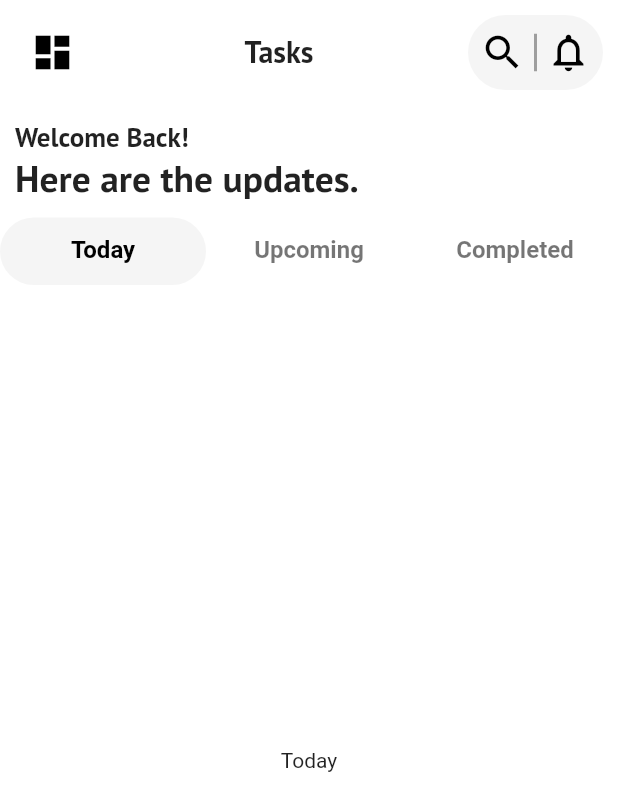
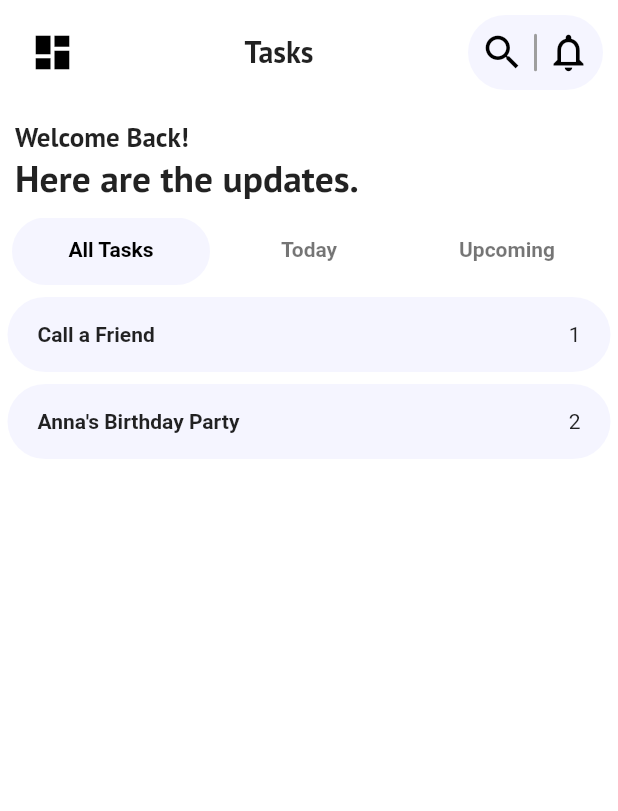
Before and after one commit to gh-devcx420/Tasks, a Flutter app: the screen it shows after launch, on a phone screen of 412 x 824 dp. Shown: the top 811 px of the screen. Run offline on Flutter 3.47's test engine with Material 2 defaults, Android fonts, the phone set to English and light mode, and no system bars; our stand-ins replace google_fonts.

Commit message:
Tasks v1.01

```diff
--- a/lib/main.dart
+++ b/lib/main.dart
@@ -1,6 +1,5 @@
 import 'package:flutter/material.dart';
 import 'package:tasks/screens/todo_home.dart';
-
 
 void main() {
   runApp(
--- a/lib/screens/todo_home.dart
+++ b/lib/screens/todo_home.dart
@@ -1,6 +1,6 @@
 import 'package:flutter/material.dart';
 import 'package:tasks/utils/classes.dart';
-
+import 'package:tasks/utils/constants.dart';
 
 class TodoHome extends StatefulWidget {
   const TodoHome({Key? key}) : super(key: key);
@@ -14,7 +14,7 @@ class _TodoHomeState extends State<TodoHome> {
   Widget build(BuildContext context) {
     return SafeArea(
       child: DefaultTabController(
-        length: 3,
+        length: 4,
         child: Scaffold(
           backgroundColor: Colors.white,
           body: Column(
@@ -25,70 +25,43 @@ class _TodoHomeState extends State<TodoHome> {
                 height: 45,
                 decoration: BoxDecoration(
                   borderRadius: BorderRadius.circular(25),
-                  //color: Colors.grey[100],
                 ),
+                child: Padding(
+                  padding: const EdgeInsets.symmetric(horizontal: 8),
                   child: TabBar(
+                    physics: const BouncingScrollPhysics(),
+                    isScrollable: true,
                     indicator: BoxDecoration(
                       borderRadius: BorderRadius.circular(25),
-                    color: Colors.grey[100],
+                      color: kPrimaryColour,
                     ),
                     labelColor: Colors.black,
-                  unselectedLabelColor:Colors.black54,
+                    unselectedLabelColor: Colors.black54,
                     tabs: const [
-                    SizedBox(
-                      height: 30,
-                      child: Center(
-                        child: Text(
-                          "Today",
-                          style: TextStyle(
-                            fontSize: 16,
-                            fontWeight: FontWeight.w600,
-                            //color: Colors.black,
+                      TasksTabs(tabName: "All Tasks"),
+                      TasksTabs(tabName: "Today"),
+                      TasksTabs(tabName: "Upcoming"),
+                      TasksTabs(tabName: "Completed"),
+                    ],
                   ),
                 ),
               ),
-                    ),
-                    SizedBox(
-                      height: 30,
-                      child: Center(
-                        child: Text(
-                          "Upcoming",
-                          style: TextStyle(
-                            fontSize: 16,
-                            fontWeight: FontWeight.w600,
-                            //color: Colors.black,
-                          ),
-                        ),
-                      ),
-                    ),
-                    SizedBox(
-                      height: 30,
-                      child: Center(
-                        child: Text(
-                          "Completed",
-                          style: TextStyle(
-                            fontSize: 16,
-                            fontWeight: FontWeight.w600,
-                            //color: Colors.black,
-                          ),
-                        ),
-                      ),
-                    ),
-                  ],
-                ),
-              ),
               const Expanded(
-                child:  TabBarView(
+                child: TabBarView(
+                  physics: BouncingScrollPhysics(),
                   children: [
+                    AllTasksBody(),
                     Center(
                       child: Text(
                         "Today",
                       ),
-                    ),Center(
+                    ),
+                    Center(
                       child: Text(
                         "Upcoming",
                       ),
-                    ),Center(
+                    ),
+                    Center(
                       child: Text(
                         "Completed",
                       ),
@@ -98,7 +71,6 @@ class _TodoHomeState extends State<TodoHome> {
               ),
             ],
           ),
-
         ),
       ),
     );
--- a/lib/utils/classes.dart
+++ b/lib/utils/classes.dart
@@ -1,12 +1,11 @@
 import 'package:flutter/material.dart';
+import 'package:tasks/utils/lists.dart';
+import 'package:tasks/utils/constants.dart';
 import 'package:google_fonts/google_fonts.dart';
 
-//**************Stateful Widgets**************
-//Widget used to display the tasks in a scrollable list form (Called in TodoHome)
-
-//**************Stateless Widgets**************
-
-//Button Widget used to make a Double Icon Button.
+//************************Stateless Widgets************************
+///*****Elements*****
+//1. Button Widget used to make a Double Icon Button.
 class DoubleIconButton extends StatelessWidget {
   const DoubleIconButton({
     Key? key,
@@ -35,7 +34,10 @@ class DoubleIconButton extends StatelessWidget {
           Container(
             width: 2,
             height: 25,
-            color: Colors.grey,
+            decoration: BoxDecoration(
+              color: Colors.grey,
+              borderRadius: BorderRadius.circular(20),
+            ),
           ),
           GestureDetector(
             onTap: notificationsTapped,
@@ -51,7 +53,36 @@ class DoubleIconButton extends StatelessWidget {
   }
 }
 
-//Row Widget used to make a Header Row.
+//2. Widget used to build individual tabs in the Homescreen.
+class TasksTabs extends StatelessWidget {
+  const TasksTabs({
+    super.key,
+    required this.tabName,
+  });
+
+  final String tabName;
+
+  @override
+  Widget build(BuildContext context) {
+    return SizedBox(
+      height: 30,
+      width: 100,
+      child: Center(
+        child: Text(
+          tabName,
+          style: const TextStyle(
+            fontSize: 14,
+            fontWeight: FontWeight.w600,
+            //color: Colors.black,
+          ),
+        ),
+      ),
+    );
+  }
+}
+
+//*****Sections*****
+//1. Row Widget used to make a Header Row.
 class Header extends StatelessWidget {
   const Header({Key? key}) : super(key: key);
 
@@ -85,12 +116,12 @@ class Header extends StatelessWidget {
             height: 50,
             width: 90,
             decoration: BoxDecoration(
-              color: Colors.grey[100],
+              color: kPrimaryColour,
               borderRadius: BorderRadius.circular(25),
             ),
             child: DoubleIconButton(
-             searchTapped: (){},
-             notificationsTapped: (){},
+              searchTapped: () {},
+              notificationsTapped: () {},
             ),
           ),
         ],
@@ -99,6 +130,7 @@ class Header extends StatelessWidget {
   }
 }
 
+//2. Row Widget used to display a welcome greeting.
 class Greeting extends StatelessWidget {
   const Greeting({Key? key}) : super(key: key);
 
@@ -132,3 +164,52 @@ class Greeting extends StatelessWidget {
     );
   }
 }
+
+//3. Widget used to display the contents inside All Tasks Tab.
+class AllTasksBody extends StatelessWidget {
+  const AllTasksBody({Key? key}) : super(key: key);
+
+  @override
+  Widget build(BuildContext context) {
+    return ListView.builder(
+      physics: const BouncingScrollPhysics(),
+      itemCount: taskList.length,
+      itemBuilder: (context, index) {
+        return Container(
+          height: 50,
+          width: MediaQuery.of(context).size.width,
+          margin: const EdgeInsets.only(
+            left: 5,
+            top: 8,
+            right: 5,
+          ),
+          decoration: BoxDecoration(
+            borderRadius: BorderRadius.circular(50),
+            color: kPrimaryColour,
+          ),
+          child: Padding(
+            padding: const EdgeInsets.symmetric(horizontal: 20.0),
+            child: Row(
+              mainAxisAlignment: MainAxisAlignment.spaceBetween,
+              children: [
+                Center(
+                  child: Text(
+                    taskList[index],
+                    style: const TextStyle(
+                      fontSize: 14,
+                      fontWeight: FontWeight.w600,
+                      //color: Colors.black,
+                    ),
+                  ),
+                ),
+                Text(
+                  '${index + 1}',
+                ),
+              ],
+            ),
+          ),
+        );
+      },
+    );
+  }
+}
--- a/lib/utils/constants.dart
+++ b/lib/utils/constants.dart
@@ -1,10 +1,4 @@
 import 'package:flutter/material.dart';
 
-const Color kToDoBlack = Colors.black;
-const Color kToDoWhite = Colors.white;
-const Color kPrimaryColour = Color(0xFFA04668);
-const Color kPrimaryColourFaded = Color(0x30A04668);
-const Color kSecondaryColour = Color(0xFFD9D0DE);
-const Color kSecondaryColourFaded = Color(0xAAD9D0DE);
-const Color kTextColour = Colors.black;
-const Color kDividerColour = Colors.black;
+const Color kPrimaryColour = Color(0xFFF5F5FF);
+//const Color kSecondaryColour = Color(0xFFD9D0DE);
--- a/lib/utils/lists.dart
+++ b/lib/utils/lists.dart
@@ -1,6 +1,4 @@
-List taskList = [
-  ["Abc", true],
-  ["Def", false],
-  ["Ghi", false],
-  ["Jkl", false],
+List<String> taskList = [
+  "Call a Friend",
+  "Anna's Birthday Party",
 ];
```
Lines whose indentation alone changed are shown as unchanged.
